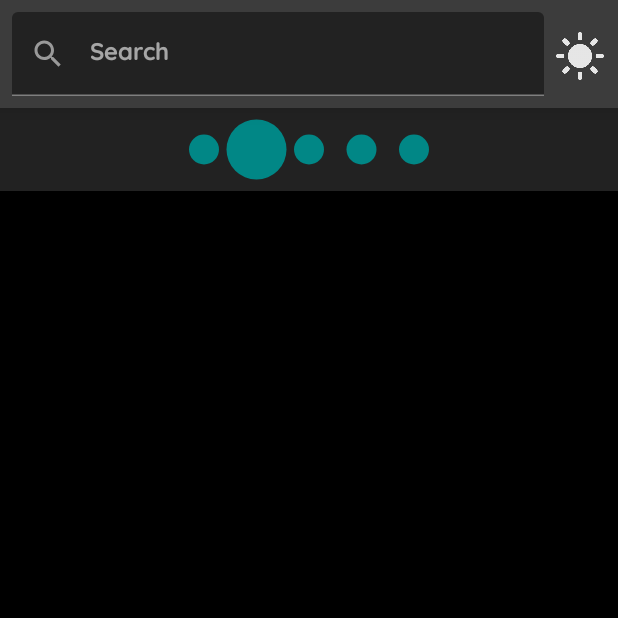
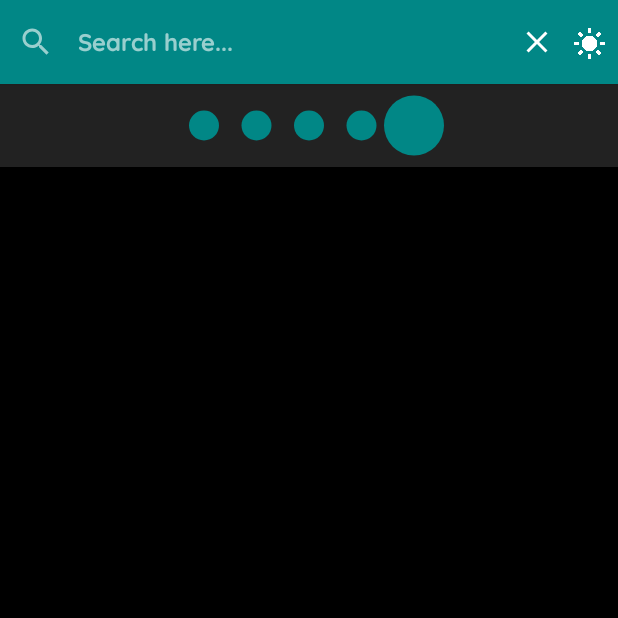
Before and after one commit to sedramerkhan/Tv-Shows, an Android app built with Jetpack Compose: the screen it shows after launch (MainActivity), after a tap on "Toggle Dark/Light Theme", on a phone screen of 412 x 824 dp, the top half of it. Run offline under Robolectric (Android 15) with nearby library versions, the light colour scheme and no system bars; our stand-ins replace Dagger/Hilt's generated code; libraries missing offline, so code that uses them is left out: androidx.ui.tooling; 1 other tap on this screen came first.

Commit message:
change TopAppBar

```diff
--- a/app/src/main/java/com/example/moviesjetpackcompose/presentation/tvShowsList/Components/SearchAppBar.kt
+++ b/app/src/main/java/com/example/moviesjetpackcompose/presentation/tvShowsList/Components/SearchAppBar.kt
@@ -66,7 +66,7 @@
                     val (menu) = createRefs()
                     IconButton(
                         modifier = Modifier
-                            .size(35.dp)
+                            .size(if(isDark) 35.dp else 30.dp)
                             .padding(end = 3.dp)
                             .constrainAs(menu) {
                                 end.linkTo(parent.end)
--- /dev/null
+++ b/app/src/main/java/com/example/moviesjetpackcompose/presentation/tvShowsList/Components/SearchWidgetState.kt
@@ -0,0 +1,6 @@
+package com.example.moviesjetpackcompose.presentation.tvShowsList.Components
+
+enum class SearchWidgetState {
+    OPENED,
+    CLOSED
+}
--- /dev/null
+++ b/app/src/main/java/com/example/moviesjetpackcompose/presentation/tvShowsList/Components/TopAppBar.kt
@@ -0,0 +1,223 @@
+package com.example.moviesjetpackcompose.presentation.tvShowsList.Components
+
+
+import androidx.compose.animation.Crossfade
+import androidx.compose.foundation.layout.*
+import androidx.compose.foundation.text.KeyboardActions
+import androidx.compose.foundation.text.KeyboardOptions
+import androidx.compose.material.*
+import androidx.compose.material.TextField
+import androidx.compose.material.icons.Icons
+import androidx.compose.material.icons.filled.Close
+import androidx.compose.material.icons.filled.Search
+import androidx.compose.runtime.Composable
+import androidx.compose.ui.Alignment
+import androidx.compose.ui.ExperimentalComposeUiApi
+import androidx.compose.ui.Modifier
+import androidx.compose.ui.draw.alpha
+import androidx.compose.ui.graphics.Color
+import androidx.compose.ui.platform.LocalSoftwareKeyboardController
+import androidx.compose.ui.res.painterResource
+import androidx.compose.ui.text.TextStyle
+import androidx.compose.ui.text.input.ImeAction
+import androidx.compose.ui.text.input.KeyboardType
+import androidx.compose.ui.unit.dp
+import androidx.ui.tooling.preview.Preview
+import com.example.moviesjetpackcompose.R
+
+
+@ExperimentalComposeUiApi
+@Composable
+fun TopAppBar1(
+    searchWidgetState: SearchWidgetState,
+    query: String,
+    isDark: Boolean,
+    onQueryChanged: (String) -> Unit,
+    onExecuteSearch: () -> Unit,
+    onToggleTheme: () -> Unit,
+    onCloseClicked: () -> Unit,
+    onSearchTriggered: () -> Unit,
+) {
+    when (searchWidgetState) {
+        SearchWidgetState.CLOSED -> {
+            DefaultAppBar(
+                onSearchClicked = onSearchTriggered,
+                isDark = isDark,
+                onToggleTheme = onToggleTheme
+            )
+        }
+        SearchWidgetState.OPENED -> {
+            SearchAppBar(
+                query = query,
+                onQueryChanged = onQueryChanged,
+                onCloseClicked = onCloseClicked,
+                onExecuteSearch = onExecuteSearch,
+                isDark = isDark,
+                onToggleTheme = onToggleTheme
+            )
+        }
+    }
+}
+
+@Composable
+fun DefaultAppBar(
+    onSearchClicked: () -> Unit,
+    isDark: Boolean,
+    onToggleTheme: () -> Unit,
+) {
+    TopAppBar(
+        title = {
+            Text(
+                text = "TvShows",
+                style = MaterialTheme.typography.h3
+            )
+        },
+        actions = {
+            IconButton(
+                onClick = onSearchClicked,
+                modifier = Modifier.size(30.dp)
+            ) {
+                Icon(
+                    imageVector = Icons.Filled.Search,
+                    contentDescription = "Search Icon",
+//                    tint = MaterialTheme.colors.surface
+                )
+            }
+            IconButton(
+                onClick = onToggleTheme,
+                modifier = Modifier
+                    .size(31.dp)
+                    .padding(horizontal = 5.dp)
+            ) {
+                Crossfade(targetState = isDark) { isDark ->
+                    val id = if (isDark) R.drawable.sun else R.drawable.moon
+                    val tint = if (isDark) Color.White else Color.Black
+                    Icon(
+                        painter = painterResource(id = id),
+                        contentDescription = "Toggle Dark/Light Theme",
+                        tint = tint
+                    )
+                }
+            }
+        },
+        backgroundColor = MaterialTheme.colors.primary,
+        contentColor = Color.White
+    )
+}
+
+@ExperimentalComposeUiApi
+@Composable
+fun SearchAppBar(
+    query: String,
+    onQueryChanged: (String) -> Unit,
+    onCloseClicked: () -> Unit,
+    onExecuteSearch: () -> Unit,
+    isDark: Boolean,
+    onToggleTheme: () -> Unit,
+) {
+    val keyboardController = LocalSoftwareKeyboardController.current
+    Surface(
+        modifier = Modifier
+            .fillMaxWidth()
+            .height(56.dp),
+        elevation = AppBarDefaults.TopAppBarElevation,
+        color = MaterialTheme.colors.primary
+    ) {
+        Row(
+            modifier = Modifier.fillMaxWidth()
+        ) {
+            TextField(
+                modifier = Modifier
+                    .weight(.8f),
+                value = query,
+                onValueChange = {
+                    onQueryChanged(it)
+                },
+                placeholder = {
+                    Text(
+                        modifier = Modifier
+                            .alpha(ContentAlpha.medium),
+                        text = "Search here...",
+                        color = Color.White
+                    )
+                },
+                textStyle = MaterialTheme.typography.h2,
+                singleLine = true,
+                leadingIcon = {
+                    IconButton(
+                        modifier = Modifier
+                            .alpha(ContentAlpha.medium),
+                        onClick = {}
+                    ) {
+                        Icon(
+                            imageVector = Icons.Default.Search,
+                            contentDescription = "Search Icon",
+                            tint = Color.White
+                        )
+                    }
+                },
+                trailingIcon = {
+                    IconButton(
+                        onClick = {
+                            if (query.isNotEmpty()) {
+                                onQueryChanged("")
+                            } else {
+                                onCloseClicked()
+                            }
+                        }
+                    ) {
+                        Icon(
+                            imageVector = Icons.Default.Close,
+                            contentDescription = "Close Icon",
+                            tint = Color.White
+                        )
+                    }
+                },
+                keyboardOptions = KeyboardOptions(
+                    keyboardType = KeyboardType.Text,
+                    imeAction = ImeAction.Search
+                ),
+                keyboardActions = KeyboardActions(
+                    onSearch = {
+                        onExecuteSearch()
+                        keyboardController?.hideSoftwareKeyboard()
+                    }
+                ),
+                colors = TextFieldDefaults.textFieldColors(
+                    backgroundColor = Color.Transparent,
+//                    focusedIndicatorColor = MaterialTheme.colors.primary,
+                    unfocusedIndicatorColor = MaterialTheme.colors.primary,
+                    cursorColor = Color.White.copy(alpha = ContentAlpha.medium)
+                ),
+            )
+
+            IconButton(
+                onClick = onToggleTheme,
+                modifier = Modifier
+                    .size(30.dp)
+                    .padding(end = 9.dp)
+                    .align(Alignment.CenterVertically)
+            ) {
+                Crossfade(targetState = isDark) { isDark ->
+                    val id = if (isDark) R.drawable.sun else R.drawable.moon
+                    val tint = if (isDark) Color.White else Color.Black
+                    Icon(
+                        painter = painterResource(id = id),
+                        contentDescription = "Toggle Dark/Light Theme",
+                        tint = tint
+                    )
+                }
+            }
+
+        }
+
+
+    }
+}
+
+
+@Composable
+@Preview
+fun DefaultAppBarPreview() {
+    DefaultAppBar(onSearchClicked = {}, true, {})
+}
--- a/app/src/main/java/com/example/moviesjetpackcompose/presentation/tvShowsList/TvShowListViewModel.kt
+++ b/app/src/main/java/com/example/moviesjetpackcompose/presentation/tvShowsList/TvShowListViewModel.kt
@@ -7,6 +7,7 @@
 import androidx.lifecycle.ViewModel
 import androidx.lifecycle.viewModelScope
 import com.example.moviesjetpackcompose.domain.model.TvShow
+import com.example.moviesjetpackcompose.presentation.tvShowsList.Components.SearchWidgetState
 import com.example.moviesjetpackcompose.repository.TvShowRepo
 import dagger.hilt.android.lifecycle.HiltViewModel
 import kotlinx.coroutines.ExperimentalCoroutinesApi
@@ -38,6 +39,8 @@
 
     // Pagination starts at '1' (-1 = exhausted)
     val page = mutableStateOf(1)
+
+    val searchWidgetState = mutableStateOf(SearchWidgetState.CLOSED)
 
     var tvShowListScrollPosition = 0
 
@@ -200,4 +203,8 @@
         savedStateHandle.set(STATE_KEY_QUERY, query)
     }
 
+    fun setSearchState(state: SearchWidgetState){
+        searchWidgetState.value = state
+    }
+
 }
--- a/app/src/main/java/com/example/moviesjetpackcompose/presentation/tvShowsList/TvShowsListFragment.kt
+++ b/app/src/main/java/com/example/moviesjetpackcompose/presentation/tvShowsList/TvShowsListFragment.kt
@@ -6,7 +6,6 @@
 import android.view.LayoutInflater
 import android.view.View
 import android.view.ViewGroup
-import androidx.compose.material.CircularProgressIndicator
 import androidx.compose.material.ExperimentalMaterialApi
 import androidx.compose.material.Scaffold
 import androidx.compose.material.rememberScaffoldState
@@ -16,9 +15,10 @@
 import androidx.navigation.findNavController
 import com.example.moviesjetpackcompose.R
 import com.example.moviesjetpackcompose.presentation.BaseApplication
-import com.example.moviesjetpackcompose.presentation.tvShowsList.Components.SearchAppBar
 import com.example.moviesjetpackcompose.presentation.tvShowsList.Components.TvShowList
 import com.example.moviesjetpackcompose.presentation.theme.AppTheme
+import com.example.moviesjetpackcompose.presentation.tvShowsList.Components.SearchWidgetState
+import com.example.moviesjetpackcompose.presentation.tvShowsList.Components.TopAppBar1
 import com.example.moviesjetpackcompose.presentation.utils.CircularIndeterminateProgressBar
 import dagger.hilt.android.AndroidEntryPoint
 import kotlinx.coroutines.ExperimentalCoroutinesApi
@@ -48,6 +48,7 @@
                 val page = viewModel.page.value
                 val isDark = application.isDark.value
                 val scaffoldState = rememberScaffoldState()
+                val searchWidgetState = viewModel.searchWidgetState.value
 
                 AppTheme(
                     darkTheme = isDark,
@@ -55,15 +56,21 @@
 
                     Scaffold(
                         topBar = {
-                            SearchAppBar(
+                            TopAppBar1(
+                                searchWidgetState = searchWidgetState,
                                 query = query,
                                 isDark = isDark,
                                 onQueryChanged = viewModel::onQueryChanged,
                                 onExecuteSearch = {
-
                                     viewModel.onTriggerEvent(TvShowListEvent.NewSearchEvent)
                                 },
-                                onToggleTheme = application::toggleLightTheme
+                                onToggleTheme = application::toggleLightTheme,
+                                onCloseClicked = {
+                                    viewModel.setSearchState(SearchWidgetState.CLOSED)
+                                },
+                                onSearchTriggered = {
+                                    viewModel.setSearchState(SearchWidgetState.OPENED)
+                                }
                             )
                         },
                         scaffoldState = scaffoldState,
--- a/app/src/main/res/values-night/themes.xml
+++ b/app/src/main/res/values-night/themes.xml
@@ -2,7 +2,7 @@
     <!-- Base application theme. -->
     <style name="Theme.MoviesJetpackCompose" parent="Theme.MaterialComponents.DayNight.DarkActionBar">
         <!-- Primary brand color. -->
-        <item name="colorPrimary">@color/teal_300</item>
+        <item name="colorPrimary">@color/teal_200</item>
         <item name="colorPrimaryVariant">@color/teal_700</item>
         <item name="colorOnPrimary">@color/black</item>
         <!-- Secondary brand color. -->
--- a/app/src/main/res/values/themes.xml
+++ b/app/src/main/res/values/themes.xml
@@ -2,7 +2,7 @@
     <!-- Base application theme. -->
     <style name="Theme.MoviesJetpackCompose" parent="Theme.MaterialComponents.DayNight.DarkActionBar">
         <!-- Primary brand color. -->
-        <item name="colorPrimary">@color/teal_300</item>
+        <item name="colorPrimary">@color/teal_200</item>
         <item name="colorPrimaryVariant">@color/teal_700</item>
         <item name="colorOnPrimary">@color/white</item>
         <!-- Secondary brand color. -->
```
